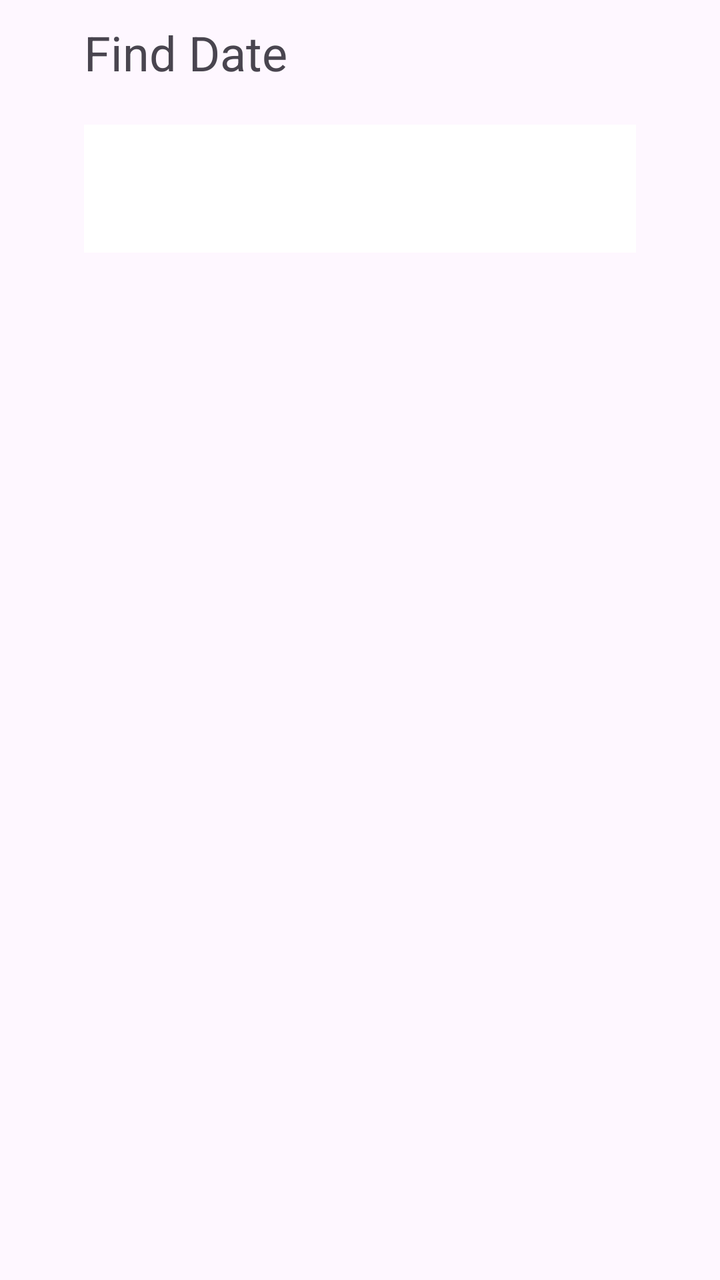
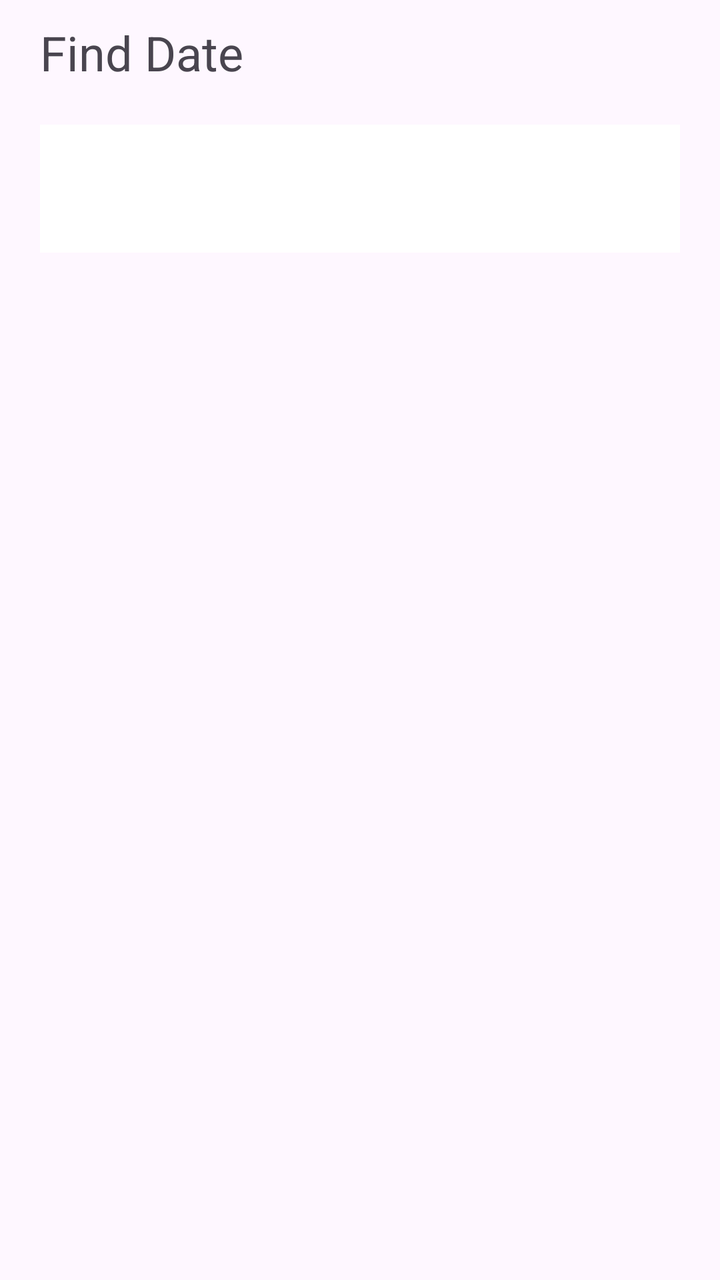

An Android layout rendered at two revisions. The XML below is the earlier revision; the diff shows what the commit changed to produce the second picture.
<!-- AndroidManifest.xml: application theme Theme.You4me -->
<!-- res/layout/fragment_find_date.xml -->
<?xml version="1.0" encoding="utf-8"?>
<androidx.constraintlayout.widget.ConstraintLayout
    xmlns:android="http://schemas.android.com/apk/res/android"
    xmlns:app="http://schemas.android.com/apk/res-auto"
    xmlns:tools="http://schemas.android.com/tools"
    android:layout_width="match_parent"
    android:layout_height="match_parent"
    android:layout_marginVertical="32dp"
    android:gravity="center"
    android:orientation="horizontal"
    android:paddingHorizontal="32dp"
    tools:context=".ui.main.finddates.FindDateFragment">

    <LinearLayout
        android:layout_width="match_parent"
        android:layout_height="match_parent"
        android:layout_marginStart="10dp"
        android:layout_marginTop="10dp"
        android:layout_marginEnd="10dp"
        android:layout_marginBottom="5dp"
        android:orientation="vertical"
        android:gravity="center"
        app:layout_constraintBottom_toBottomOf="parent"
        app:layout_constraintEnd_toEndOf="parent"
        app:layout_constraintStart_toStartOf="parent"
        app:layout_constraintTop_toTopOf="parent">

        <androidx.constraintlayout.widget.ConstraintLayout
            android:layout_width="match_parent"
            android:layout_height="wrap_content">

            <TextView
                android:layout_width="wrap_content"
                android:layout_height="wrap_content"
                android:text="@string/find_date"
                android:textSize="@dimen/text_size_24sp"
                app:layout_constraintStart_toStartOf="parent" />
        </androidx.constraintlayout.widget.ConstraintLayout>
        <com.google.android.material.tabs.TabLayout
            android:id="@+id/tabs"
            android:layout_width="match_parent"
            android:layout_height="wrap_content"
            app:tabGravity="fill"
            app:tabMode="fixed"
            android:layout_marginTop="@dimen/padding_20dp"
            android:minHeight="?attr/actionBarSize"
            app:tabSelectedTextColor="@color/primary_pink"
            android:background="@color/white"
            app:tabIndicatorColor="@color/primary_pink" />

        <androidx.viewpager2.widget.ViewPager2
            android:id="@+id/pager"
            android:layout_width="wrap_content"
            android:layout_height="match_parent"
            app:layout_constraintTop_toBottomOf="@id/tabs"
            app:layout_constraintBottom_toBottomOf="parent"/>


    </LinearLayout>

</androidx.constraintlayout.widget.ConstraintLayout>
<!-- resources referenced by this layout -->
<resources>
  <color name="primary_pink">#ED0D57</color>
  <color name="white">#FFFFFFFF</color>
  <dimen name="padding_20dp">20dp</dimen>
  <dimen name="text_size_24sp">24sp</dimen>
  <string name="find_date">Find Date</string>
  <style name="Theme.You4me" parent="Base.Theme.You4me" />
  <style name="Base.Theme.You4me" parent="Theme.Material3.Light.NoActionBar">
          
           <item name="colorPrimary">@color/primary_pink</item>
      </style>
</resources>

<!-- the commit's change to res/layout/fragment_find_date.xml (unified diff, before → after) -->
@@ -5,18 +5,16 @@
     xmlns:tools="http://schemas.android.com/tools"
     android:layout_width="match_parent"
     android:layout_height="match_parent"
-    android:layout_marginVertical="32dp"
+    android:layout_marginVertical="@dimen/margin_20dp"
     android:gravity="center"
     android:orientation="horizontal"
-    android:paddingHorizontal="32dp"
+    android:paddingHorizontal="@dimen/margin_20dp"
     tools:context=".ui.main.finddates.FindDateFragment">
 
     <LinearLayout
         android:layout_width="match_parent"
         android:layout_height="match_parent"
-        android:layout_marginStart="10dp"
         android:layout_marginTop="10dp"
-        android:layout_marginEnd="10dp"
         android:layout_marginBottom="5dp"
         android:orientation="vertical"
         android:gravity="center"
<!-- resource entries referenced after the edit -->
@@ -2,6 +2,7 @@
 <resources>
   <color name="primary_pink">#ED0D57</color>
   <color name="white">#FFFFFFFF</color>
+  <dimen name="margin_20dp">20dp</dimen>
   <dimen name="padding_20dp">20dp</dimen>
   <dimen name="text_size_24sp">24sp</dimen>
   <string name="find_date">Find Date</string>
